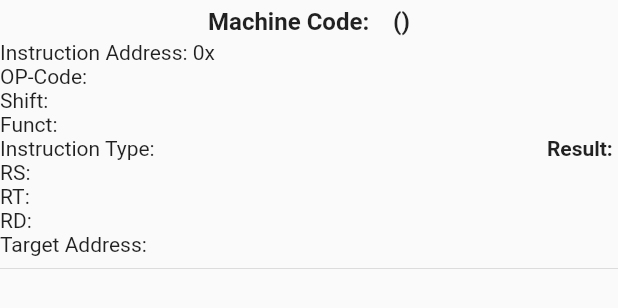
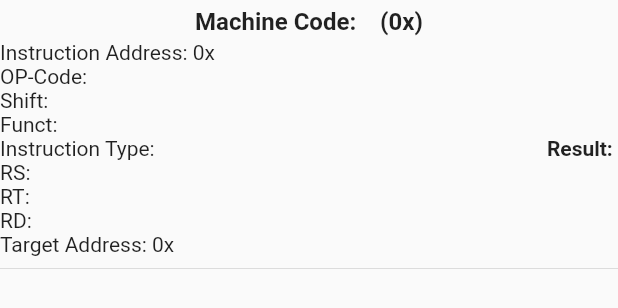
Before and after one commit to Junaidhassan99/mips_simulator, a Flutter app: the DispInstruction widget shown alone on an empty page, opened directly with empty values, on a phone screen of 412 x 824 dp. Shown: the top 308 px of the screen. Run offline on Flutter 3.47's test engine with Material 2 defaults, Android fonts, the phone set to English and light mode, and no system bars.

Commit message:
0x issue with address resolved and Input Editor made scrollable

```diff
--- a/lib/models/instruction.dart
+++ b/lib/models/instruction.dart
@@ -4,8 +4,7 @@ class Instruction {
   String type;
   //Depends on memory size
   String instructionAddress;
-  //In binary form
-  //String? value;
+  bool isTargetAValue;
   //5-bit
   String? rs;
   //5-bit
@@ -24,6 +23,7 @@ class Instruction {
     required this.type,
     required this.op_code,
     required this.instructionAddress,
+    this.isTargetAValue=false,
     this.result,
     this.funct,
     this.target,
--- a/lib/screens/home_screen.dart
+++ b/lib/screens/home_screen.dart
@@ -92,8 +92,7 @@ class _HomeScreenState extends State<HomeScreen> {
           if (branchList
               .map((e) => e.branchName)
               .contains(instruction.target)) {
-            instruction.target = '0x' +
-                branchList
+            instruction.target = branchList
                 .firstWhere(
                     (element) => element.branchName == instruction.target)
                 .instructionAddress;
@@ -164,13 +163,17 @@ class _HomeScreenState extends State<HomeScreen> {
                         onTap: () => _textEditorFocusNode.requestFocus(),
                         child: _editAndOutputParentWidget(
                           'Text Editor',
-                          TextField(
+                          Expanded(
+                            child: SingleChildScrollView(
+                              child: TextField(
                                 focusNode: _textEditorFocusNode,
                                 controller: _textEditorController,
                                 keyboardType: TextInputType.multiline,
                                 maxLines: null,
                                 decoration: InputDecoration(
                                   border: InputBorder.none,
+                                ),
+                              ),
                             ),
                           ),
                         ),
--- a/lib/utilities/translation_utilties.dart
+++ b/lib/utilities/translation_utilties.dart
@@ -14,12 +14,17 @@ class TranslationUtilities {
   }
 
   static String decodeAccordingToType(Instruction instruction) {
+    String? targetIfAny = '${instruction.target}';
+    if (instruction.target != null && !instruction.isTargetAValue) {
+      targetIfAny = '(0x$targetIfAny)';
+    }
+
     if (instruction.type == 'r') {
       return "${instruction.op_code} ${instruction.rs} ${instruction.rt} ${instruction.rd} ${instruction.shift} ${instruction.funct}";
     } else if (instruction.type == 'j') {
-      return "${instruction.op_code} (${instruction.target})";
+      return "${instruction.op_code} $targetIfAny";
     } else {
-      return "${instruction.op_code} ${instruction.rs} ${instruction.rt} (${instruction.target})";
+      return "${instruction.op_code} ${instruction.rs} ${instruction.rt} $targetIfAny";
     }
   }
 
@@ -456,6 +461,8 @@ class TranslationUtilities {
             print(instruction.rt);
 
             instruction.target = fillBinaryString(mValue, 16);
+
+            instruction.isTargetAValue = true;
             //print(instruction.value);
 
             break;
--- a/lib/widgets/disp_instruction.dart
+++ b/lib/widgets/disp_instruction.dart
@@ -6,8 +6,18 @@ class DispInstruction extends StatelessWidget {
   final Instruction instruction;
   const DispInstruction(this.instruction, {Key? key}) : super(key: key);
 
-  String _nullhandler(String? text) {
+  String _nullHandler(String? text) {
     return text ?? '---';
+  }
+
+  String _nullHandlerForTarget(String? text, bool mIsTargetValue) {
+    if (text == null) {
+      return '---';
+    } else if (mIsTargetValue) {
+      return text;
+    } else {
+      return '0x' + text;
+    }
   }
 
   @override
@@ -30,24 +40,25 @@ class DispInstruction extends StatelessWidget {
                 crossAxisAlignment: CrossAxisAlignment.start,
                 children: [
                   Text(
-                      "Instruction Address: 0x${_nullhandler(instruction.instructionAddress)}"),
-                  Text("OP-Code: ${_nullhandler(instruction.op_code)}"),
-                  Text("Shift: ${_nullhandler(instruction.shift)}"),
-                  Text("Funct: ${_nullhandler(instruction.funct)}"),
+                      "Instruction Address: 0x${_nullHandler(instruction.instructionAddress)}"),
+                  Text("OP-Code: ${_nullHandler(instruction.op_code)}"),
+                  Text("Shift: ${_nullHandler(instruction.shift)}"),
+                  Text("Funct: ${_nullHandler(instruction.funct)}"),
                   Text(
-                      "Instruction Type: ${_nullhandler(instruction.type.toUpperCase())}"),
-                  Text("RS: ${_nullhandler(instruction.rs)}"),
-                  Text("RT: ${_nullhandler(instruction.rt)}"),
-                  Text("RD: ${_nullhandler(instruction.rd)}"),
+                      "Instruction Type: ${_nullHandler(instruction.type.toUpperCase())}"),
+                  Text("RS: ${_nullHandler(instruction.rs)}"),
+                  Text("RT: ${_nullHandler(instruction.rt)}"),
+                  Text("RD: ${_nullHandler(instruction.rd)}"),
                   //Text("Value: ${_nullhandler(instruction.value)}"),
-                  Text("Target Address: ${_nullhandler(instruction.target)}"),
+                  Text(
+                      "Target Address: ${_nullHandlerForTarget(instruction.target, instruction.isTargetAValue)}"),
                 ],
               ),
               Column(
                 crossAxisAlignment: CrossAxisAlignment.start,
                 children: [
                   Text(
-                    'Result: ${_nullhandler(instruction.result)}',
+                    'Result: ${_nullHandler(instruction.result)}',
                     style: const TextStyle(fontWeight: FontWeight.bold),
                   ),
                 ],
```
Lines whose indentation alone changed are shown as unchanged.
